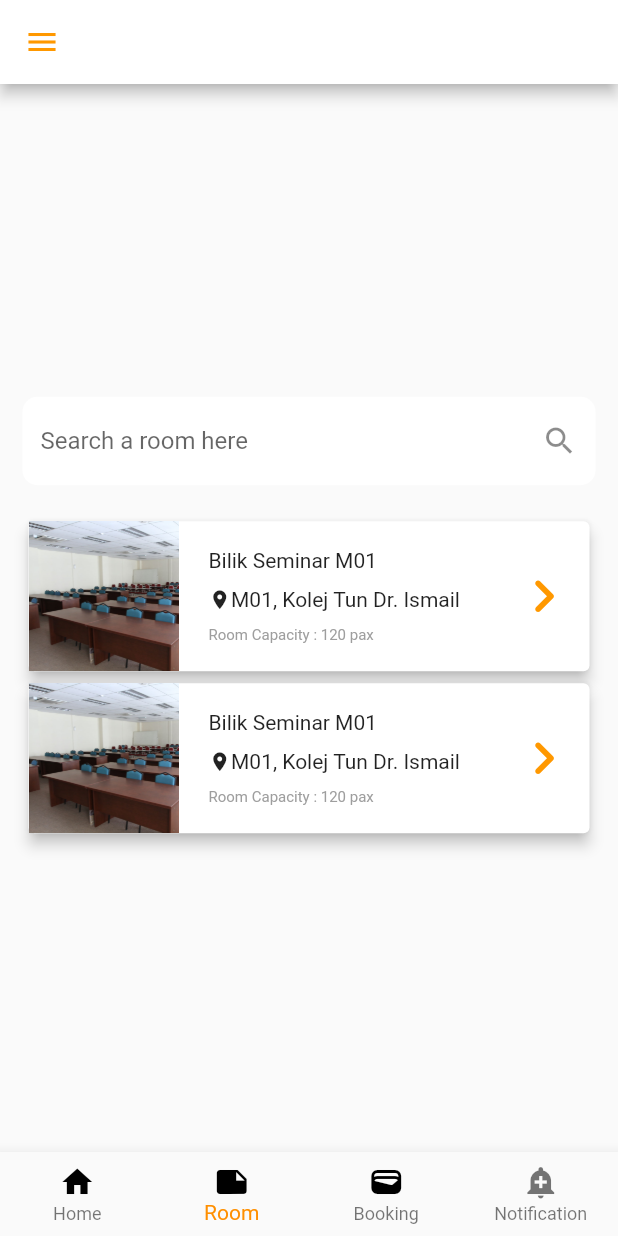
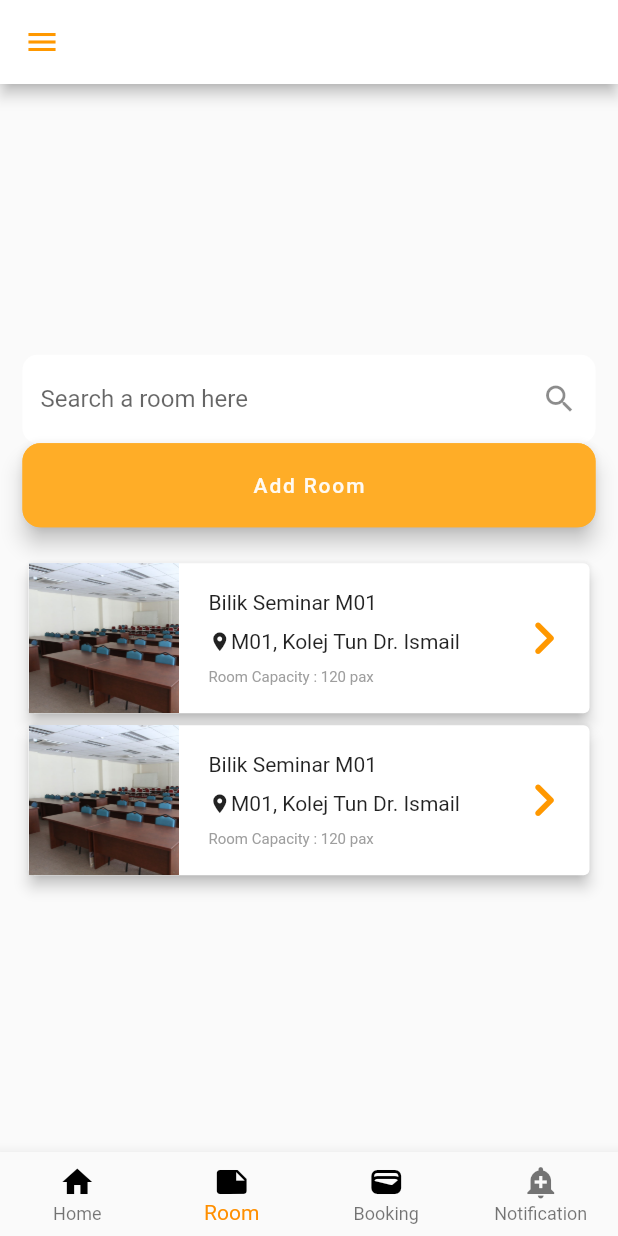
Before and after one commit to jakmup/excelsius-room-booking-system, a Flutter app: the RoomList screen opened directly, on a phone screen of 412 x 824 dp. Run offline on Flutter 3.47's test engine with Material 2 defaults, Android fonts, the light colour scheme and no system bars; our stand-ins replace firebase_auth, firebase_core, firebase_database, flutter_svg, image_picker; missing offline and left inert: textfield_tags; accounts and stored records are empty; network calls fail.

Commit message:
sprint 3 final

```diff
--- a/lib/add_room.dart
+++ b/lib/add_room.dart
@@ -6,6 +6,7 @@ import 'package:firebase_database/firebase_database.dart';
 import 'package:flutter/material.dart';
 import 'package:flutter/services.dart';
 import 'package:flutter/widgets.dart';
+import 'package:room_booking_system/room_list.dart';
 import 'package:textfield_tags/textfield_tags.dart';
 import 'package:image_picker/image_picker.dart';
 
@@ -542,8 +543,8 @@ class _AddRoomState extends State<AddRoom> {
                     // print('toTime: ${toTimeString}');
                     // print('paymentMethod: ${paymentTypeValue}');
                   }
-                  // Navigator.push(context,
-                  //     MaterialPageRoute(builder: (context) => RoomUsage()));
+                  Navigator.push(context,
+                      MaterialPageRoute(builder: (context) => RoomList()));
                 },
                 child: const Text(
                   "Add",
--- a/lib/login.dart
+++ b/lib/login.dart
@@ -3,6 +3,7 @@ import 'package:firebase_auth/firebase_auth.dart';
 import 'package:room_booking_system/reusable_widgets/reusable_widget.dart';
 import 'package:room_booking_system/home.dart';
 import 'package:room_booking_system/resetpassword.dart';
+import 'package:room_booking_system/room_list.dart';
 import 'package:room_booking_system/signup.dart';
 
 void main() => runApp(const Login());
@@ -57,7 +58,7 @@ class _Login extends State<Login> {
                         Navigator.push(
                             context,
                             MaterialPageRoute(
-                                builder: (context) => HomeScreen()));
+                                builder: (context) => RoomList()));
                       });
                     }),
                     signUpOption()
--- a/lib/room_list.dart
+++ b/lib/room_list.dart
@@ -2,6 +2,7 @@ import 'dart:ui';
 
 import 'package:flutter/material.dart';
 import 'package:firebase_auth/firebase_auth.dart';
+import 'package:room_booking_system/add_room.dart';
 import 'package:room_booking_system/admin_manage_details.dart';
 import 'package:room_booking_system/reusable_widgets/reusable_widget.dart';
 import 'package:room_booking_system/room_list_details.dart';
@@ -82,6 +83,16 @@ class _RoomList extends State<RoomList> {
                   hintText: "Search a room here",
                   suffixIcon: Icon(Icons.search),
                 )),
+            FloatingActionButton(
+              child: Text("Add Room"),
+              foregroundColor: Color(0xffFFFAF2),
+              backgroundColor: Color(0xffffad27),
+              shape: RoundedRectangleBorder(
+                  borderRadius: BorderRadius.circular(12),
+                  side: BorderSide(color: Color(0xffffad27))),
+              onPressed: () => Navigator.push(
+                  context, MaterialPageRoute(builder: (context) => AddRoom())),
+            ),
             SizedBox(height: 20),
             _buildCard(context),
             _buildCard(context),
```
Also changed, not shown: lib/update_room.dart (+6 -4 lines).
